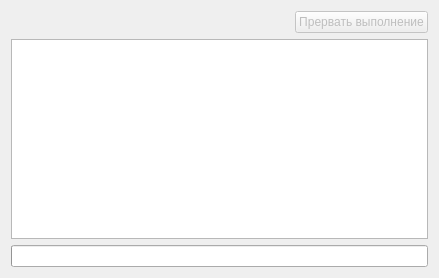
Old version of the form ui/messageswidget.ui in the repository massaraksh-yandex/thesis.
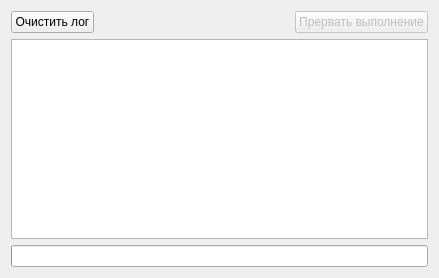
New version of the form.

Patch:
```diff
--- a/ui/messageswidget.ui
+++ b/ui/messageswidget.ui
@@ -28,6 +28,13 @@
   <layout class="QVBoxLayout" name="verticalLayout">
    <item>
     <layout class="QHBoxLayout" name="horizontalLayout">
+     <item>
+      <widget class="QPushButton" name="pushClear">
+       <property name="text">
+        <string>Очистить лог</string>
+       </property>
+      </widget>
+     </item>
      <item>
       <spacer name="horizontalSpacer">
        <property name="orientation">
```
